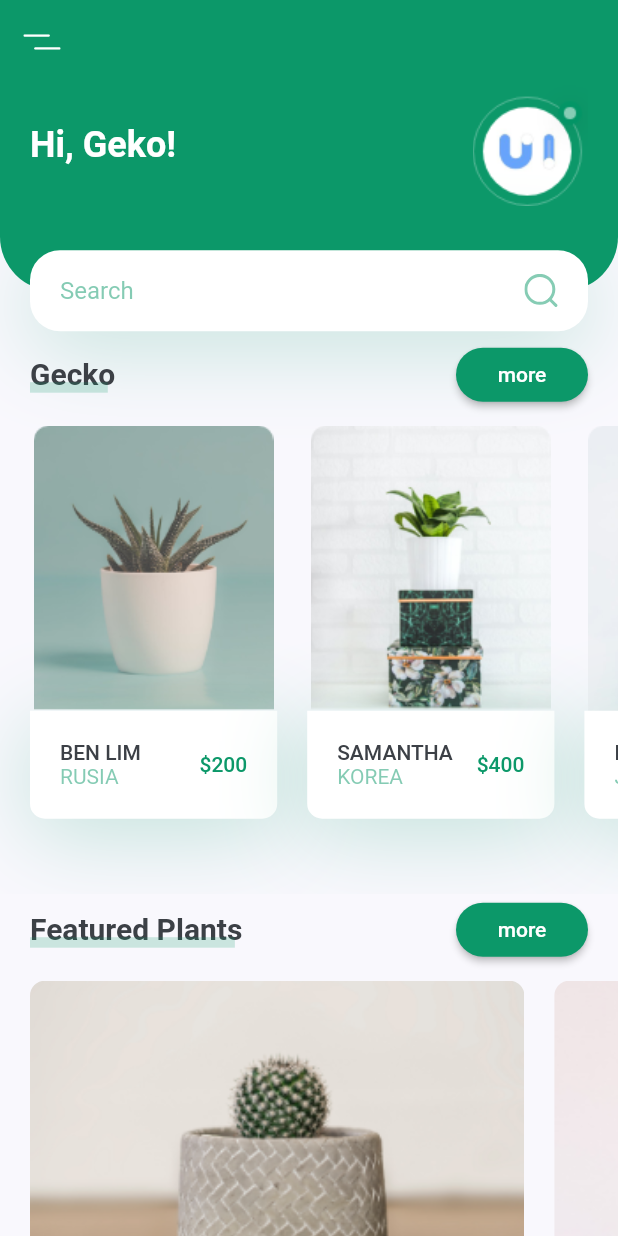
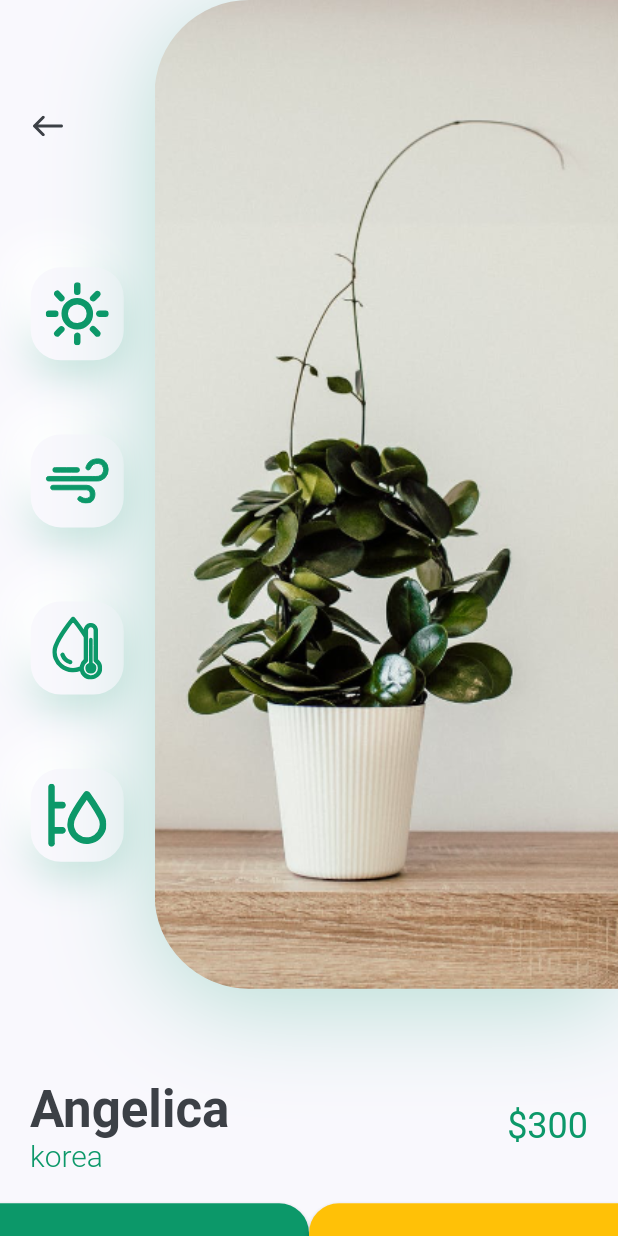
Before and after one commit to lim6112j/flutter-ui-best-practice, a Flutter app: the screen it shows after launch, after a tap on an icon or button, on a phone screen of 412 x 824 dp. Run offline on Flutter 3.47's test engine with Material 2 defaults, Android fonts, the phone set to English and light mode, and no system bars; our stand-ins replace flutter_svg.

```diff
--- a/lib/components/body.dart
+++ b/lib/components/body.dart
@@ -2,6 +2,7 @@ import 'package:flutter/material.dart';
 import 'package:plant_app/components/featured_plants.dart';
 import 'package:plant_app/components/recommend_plants.dart';
 import 'package:plant_app/components/title_with_more_btn.dart';
+import 'package:plant_app/constants.dart';
 import 'header_with_searchbox.dart';
 
 class Body extends StatelessWidget {
@@ -17,6 +18,7 @@ class Body extends StatelessWidget {
           RecommendPlants(),
           TitleWithMoreBtn(title: "Featured Plants", press: () {},),
           FeaturedPlants(),
+          SizedBox(height: kDefaultPadding),
         ],
       ),
     );
--- /dev/null
+++ b/lib/components/my_bottom_navbar.dart
@@ -0,0 +1,35 @@
+import 'package:flutter/material.dart';
+import 'package:flutter_svg/flutter_svg.dart';
+import 'package:plant_app/constants.dart';
+class MyBottomNavBar extends StatelessWidget {
+  const MyBottomNavBar({
+    Key? key,
+  }) : super(key: key);
+
+  @override
+  Widget build(BuildContext context) {
+    return Container(
+      padding: EdgeInsets.only(left: kDefaultPadding*2, right: kDefaultPadding*2, bottom: kDefaultPadding),
+      height: 80,
+      decoration: BoxDecoration(
+        color: Colors.white,
+        boxShadow: [
+          BoxShadow(
+            offset: Offset(0, -10),
+            blurRadius: 35,
+            color: kPrimaryColor.withOpacity(0.38),
+          )
+        ],
+    ),
+    child: Row(
+      mainAxisAlignment: MainAxisAlignment.spaceBetween,
+      children: <Widget>[
+        IconButton(icon: SvgPicture.asset("assets/icons/flower.svg"), onPressed: (){},),
+        IconButton(icon: SvgPicture.asset("assets/icons/heart-icon.svg"), onPressed: (){},),
+        IconButton(icon: SvgPicture.asset("assets/icons/user-icon.svg"), onPressed: (){},),
+
+      ],
+    )
+    );
+  }
+}
--- a/lib/components/recommend_plants.dart
+++ b/lib/components/recommend_plants.dart
@@ -1,5 +1,6 @@
 import 'package:flutter/material.dart';
 import 'package:plant_app/components/recommend_plant_card.dart';
+import 'package:plant_app/screens/details/details_screen.dart';
 class RecommendPlants extends StatelessWidget {
   const RecommendPlants({
     Key? key,
@@ -12,21 +13,42 @@ class RecommendPlants extends StatelessWidget {
       child: Row(
         children: [
           RecommendPlantCard(
-            press: () {},
+            press: () {
+              Navigator.push(
+                context,
+                MaterialPageRoute(
+                  builder: (context) => DetailsScreen(),
+                )
+              );
+            },
             country: 'rusia',
             image: 'assets/images/image_1.png',
             price: 200,
             title: "ben lim"
           ),
           RecommendPlantCard(
-            press: () {},
+            press: () {
+              Navigator.push(
+                context,
+                MaterialPageRoute(
+                  builder: (context) => DetailsScreen(),
+                )
+              );
+            },
             country: 'korea',
             image: 'assets/images/image_2.png',
             price: 400,
             title: "samantha"
           ),
           RecommendPlantCard(
-            press: () {},
+            press: () {
+              Navigator.push(
+                context,
+                MaterialPageRoute(
+                  builder: (context) => DetailsScreen(),
+                )
+              );
+            },
             country: 'Japan',
             image: 'assets/images/image_3.png',
             price: 800,
--- /dev/null
+++ b/lib/screens/details/components/body.dart
@@ -0,0 +1,54 @@
+import 'package:flutter/material.dart';
+import 'package:plant_app/constants.dart';
+import 'package:plant_app/screens/details/components/image_and_icons.dart';
+import 'package:plant_app/screens/details/components/title_and_price.dart';
+class Body extends StatelessWidget {
+  @override
+  Widget build(BuildContext context) {
+    Size size = MediaQuery.of(context).size;
+    return SingleChildScrollView(
+      child: Column(
+        children: <Widget>[
+          ImageAndIcons(size: size),
+          TitleAndPrice(title: 'Angelica', country: 'korea', price: 300),
+          SizedBox(height: kDefaultPadding,),
+          Row(
+            children: <Widget>[
+              SizedBox(
+                width: size.width/2,
+                height: 84,
+                child: MaterialButton(
+                  shape: RoundedRectangleBorder(borderRadius: BorderRadius.only(topRight: Radius.circular(20))),
+                  onPressed: (){},
+                  child: Text(
+                    "Buy Now",
+                    style: TextStyle(
+                      color: Colors.white,
+                      fontSize: 16,
+                    ),
+                  ),
+                  color: kPrimaryColor,
+                ),
+              ),
+              Expanded(
+                child: MaterialButton(
+                  shape: RoundedRectangleBorder(borderRadius: BorderRadius.only(topLeft: Radius.circular(20))),
+                  onPressed: (){} ,
+                  color: Colors.amber,
+                  height: 84,
+                  child: Text(
+                    "Description",
+                    style: TextStyle(
+                      color: Colors.white,
+                      fontSize: 16,
+                    )
+                  )
+                ),
+              ),
+            ],
+          ),
+         ],
+      ),
+    );
+  }
+}
--- /dev/null
+++ b/lib/screens/details/components/icon_card.dart
@@ -0,0 +1,37 @@
+import 'package:flutter/material.dart';
+import 'package:flutter_svg/flutter_svg.dart';
+import 'package:plant_app/constants.dart';
+class IconCard extends StatelessWidget {
+  const IconCard({
+    Key? key, required this.icon,
+  }) : super(key: key);
+  final String icon;
+
+  @override
+  Widget build(BuildContext context) {
+    Size size = MediaQuery.of(context).size;
+    return Container(
+      margin: EdgeInsets.symmetric(vertical: size.height * 0.03),
+      padding: EdgeInsets.all(kDefaultPadding/2),
+      height: 62,
+      width: 62,
+      decoration: BoxDecoration(
+        color: kBackgroundColor,
+        borderRadius: BorderRadius.circular(20),
+        boxShadow: [
+          BoxShadow(
+            offset: Offset(0,10),
+            blurRadius: 22,
+            color: kPrimaryColor.withOpacity(0.22)
+          ),
+          BoxShadow(
+            color: Colors.white,
+            blurRadius: 22,
+            offset: Offset(-15, -15),
+          )
+        ]
+      ),
+      child: SvgPicture.asset(icon),
+    );
+  }
+}
--- /dev/null
+++ b/lib/screens/details/components/image_and_icons.dart
@@ -0,0 +1,69 @@
+import 'package:flutter/material.dart';
+import 'package:flutter_svg/flutter_svg.dart';
+import 'package:plant_app/constants.dart';
+import 'package:plant_app/screens/details/components/icon_card.dart';
+class ImageAndIcons extends StatelessWidget {
+  const ImageAndIcons({
+    Key? key,
+    required this.size,
+  }) : super(key: key);
+
+  final Size size;
+
+  @override
+  Widget build(BuildContext context) {
+    return Padding(
+      padding: const EdgeInsets.only(bottom: kDefaultPadding * 3),
+      child: SizedBox(
+        height: size.height * 0.8,
+        child: Row(children: <Widget>[
+            Expanded(
+              child: Padding(
+                padding: const EdgeInsets.symmetric(vertical: kDefaultPadding * 3),
+                child: Column(
+                  children: <Widget>[
+                    Align(
+                      alignment: Alignment.topLeft,
+                      child: IconButton(
+                        padding: EdgeInsets.symmetric(horizontal: kDefaultPadding),
+                        icon: SvgPicture.asset("assets/icons/back_arrow.svg"),
+                        onPressed: (){
+                          Navigator.pop(context);
+                        },
+                      ),
+                    ),
+                    Spacer(),
+                    IconCard(icon: "assets/icons/sun.svg"),
+                    IconCard(icon: "assets/icons/icon_4.svg"),
+                    IconCard(icon: "assets/icons/icon_2.svg"),
+                    IconCard(icon: "assets/icons/icon_3.svg"),
+                  ],
+                ),
+              ),
+            ),
+            Container(
+              height: size.height*0.8,
+              width: size.width*0.75,
+              decoration: BoxDecoration(
+                borderRadius: BorderRadius.only(
+                  topLeft: Radius.circular(63),
+                  bottomLeft: Radius.circular(63),
+                ),
+                boxShadow: [BoxShadow(
+                    offset: Offset(0, 10),
+                    blurRadius: 60,
+                    color: kPrimaryColor.withOpacity(0.29),
+                  )
+                ],
+                image: DecorationImage(
+                  alignment: Alignment.centerLeft,
+                  fit: BoxFit.cover,
+                  image: AssetImage("assets/images/img.png")
+                )
+              ),
+            ),
+        ],),
+      ),
+    );
+  }
+}
--- /dev/null
+++ b/lib/screens/details/components/title_and_price.dart
@@ -0,0 +1,43 @@
+import 'package:flutter/material.dart';
+import 'package:plant_app/constants.dart';
+class TitleAndPrice extends StatelessWidget {
+  const TitleAndPrice({
+    Key? key, required this.title, required this.country, required this.price,
+  }) : super(key: key);
+  final String title, country;
+  final int price;
+  @override
+  Widget build(BuildContext context) {
+    return Padding(
+      padding: const EdgeInsets.symmetric(horizontal: kDefaultPadding),
+      child: Row(children: <Widget>[
+          RichText(
+            text: TextSpan(
+              children: [
+                TextSpan(
+                  text: "$title\n",
+                  style: Theme.of(context).textTheme.headline4!.copyWith(
+                    color: kTextColor,
+                    fontWeight: FontWeight.bold,
+                  ),
+                ),
+                TextSpan(
+                  text: "$country",
+                  style: TextStyle(
+                    fontSize: 20,
+                    color: kPrimaryColor,
+                    fontWeight: FontWeight.w300,
+                  )
+                )
+              ]
+            ),
+          ),
+          Spacer(),
+          Text("\$$price", style: Theme.of(context).textTheme.headline5!.copyWith(
+              color: kPrimaryColor,
+            )
+          ),
+      ],),
+    );
+  }
+}
--- /dev/null
+++ b/lib/screens/details/details_screen.dart
@@ -0,0 +1,11 @@
+import 'package:flutter/material.dart';
+import 'package:plant_app/screens/details/components/body.dart';
+class DetailsScreen extends StatelessWidget {
+  @override
+  Widget build(BuildContext context) {
+    // TODO: implement build
+    return Scaffold(
+      body: Body(),
+    );
+  }
+}
--- a/lib/screens/home/home_screen.dart
+++ b/lib/screens/home/home_screen.dart
@@ -1,6 +1,7 @@
 import 'package:flutter/material.dart';
 import 'package:flutter_svg/svg.dart';
 import 'package:plant_app/components/body.dart';
+import 'package:plant_app/components/my_bottom_navbar.dart';
 import 'package:plant_app/constants.dart';
 class HomeScreen extends StatelessWidget {
   @override
@@ -9,6 +10,7 @@ class HomeScreen extends StatelessWidget {
     return Scaffold(
       appBar: buildAppBar(),
       body: Body(),
+      bottomNavigationBar: MyBottomNavBar()
     );
   }
   AppBar buildAppBar() {
```
